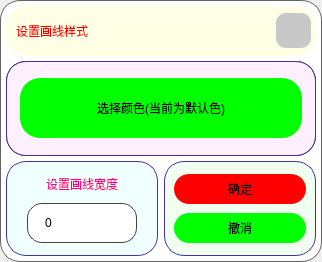
Above: UI/LineStyle_light.ui from shiyindebcd/ProcessTrader before the change. Below: the same form after it.
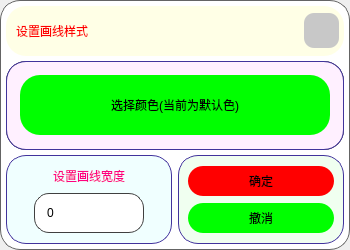
That is the form after the change. Icons and pictures are not drawn.

What changed in the file:
```diff
--- a/UI/LineStyle_light.ui
+++ b/UI/LineStyle_light.ui
@@ -6,10 +6,22 @@
    <rect>
     <x>0</x>
     <y>0</y>
-    <width>322</width>
-    <height>262</height>
+    <width>350</width>
+    <height>250</height>
    </rect>
   </property>
+  <property name="minimumSize">
+   <size>
+    <width>350</width>
+    <height>250</height>
+   </size>
+  </property>
+  <property name="maximumSize">
+   <size>
+    <width>350</width>
+    <height>250</height>
+   </size>
+  </property>
   <property name="windowTitle">
    <string>Form</string>
   </property>
@@ -358,8 +370,8 @@
                <string notr="true">QSpinBox {
     padding-top: 2px;
     padding-bottom: 2px;
-	padding-left: 15px;
-    padding-right: 10px;
+	padding-left: 10px;
+    padding-right: 15px;
     border: 1px solid rgb(64,64,64);
     border-radius: 15px;
 	color: rgb(0,0,0);
```
Left out of the diff: 4 changed lines with no effect on the pictures.
